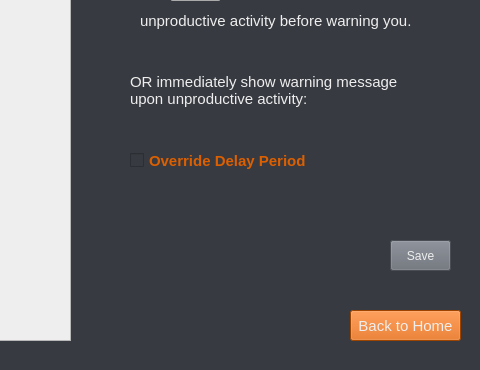
CurioScrounge/Productive_App, file Settings.ui: the form before one commit; both pictures show x 620 to 1100 and y 380 to 750 of the 1100 by 750 pixel window.
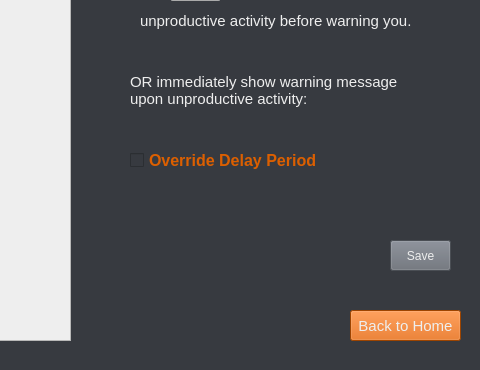
The form after the commit.

Commit message: starting the machine learning model, changed UI and code

The edit to the form file:
```diff
--- a/Settings.ui
+++ b/Settings.ui
@@ -691,7 +691,7 @@
      <property name="font">
       <font>
        <family>Segoe UI</family>
-       <pointsize>11</pointsize>
+       <pointsize>12</pointsize>
        <weight>75</weight>
        <bold>true</bold>
       </font>
```
The commit also changes 5 other files.
